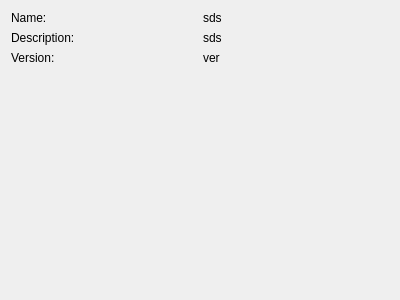
The window that krita/plugins/extensions/extensionsmanager/ExtensionInformationWidget.ui (KDE/krita) describes before a commit, drawn with Qt 5.
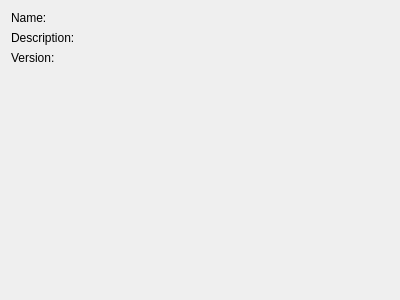
The same window after the commit.

Commit message: show a dialog with the information of the extension about to be installed

```diff
--- a/krita/plugins/extensions/extensionsmanager/ExtensionInformationWidget.ui
+++ b/krita/plugins/extensions/extensionsmanager/ExtensionInformationWidget.ui
@@ -24,7 +24,7 @@
    <item row="0" column="1">
     <widget class="QLabel" name="label_4">
      <property name="text">
-      <string>sds</string>
+      <string/>
      </property>
     </widget>
    </item>
@@ -38,7 +38,7 @@
    <item row="1" column="1">
     <widget class="QLabel" name="label_5">
      <property name="text">
-      <string>sds</string>
+      <string/>
      </property>
     </widget>
    </item>
@@ -52,7 +52,7 @@
    <item row="2" column="1">
     <widget class="QLabel" name="label_6">
      <property name="text">
-      <string>ver</string>
+      <string/>
      </property>
     </widget>
    </item>
```
Left out of the diff: 10 changed lines with no effect on the pictures. The commit also changes 1 other file.
